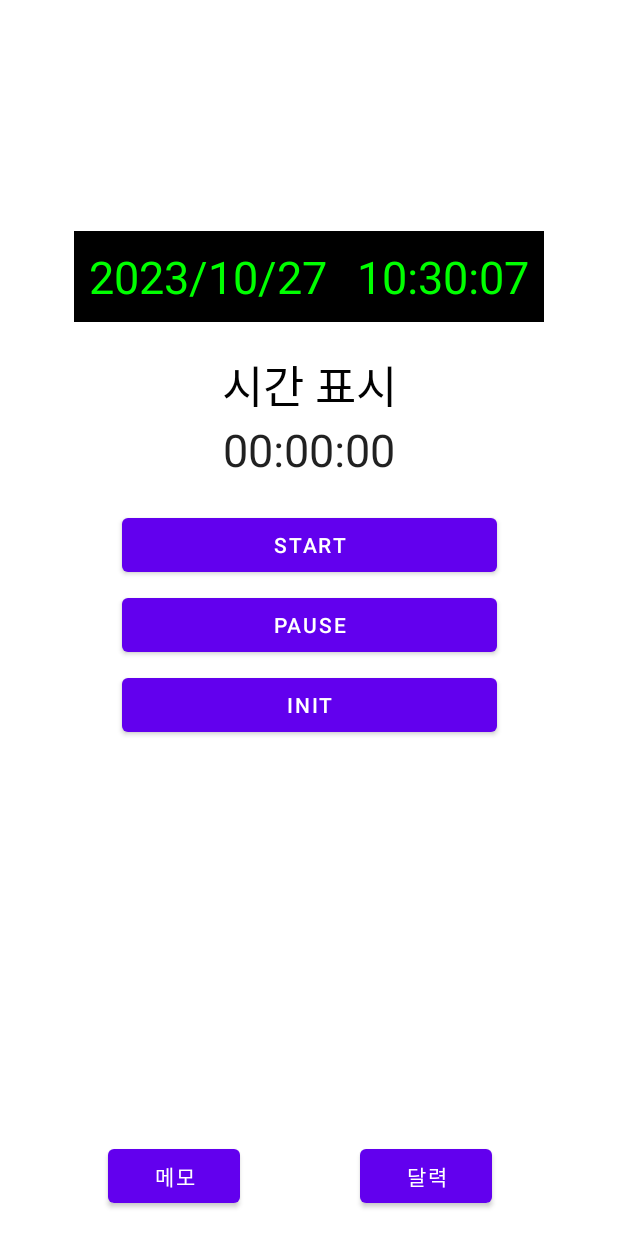
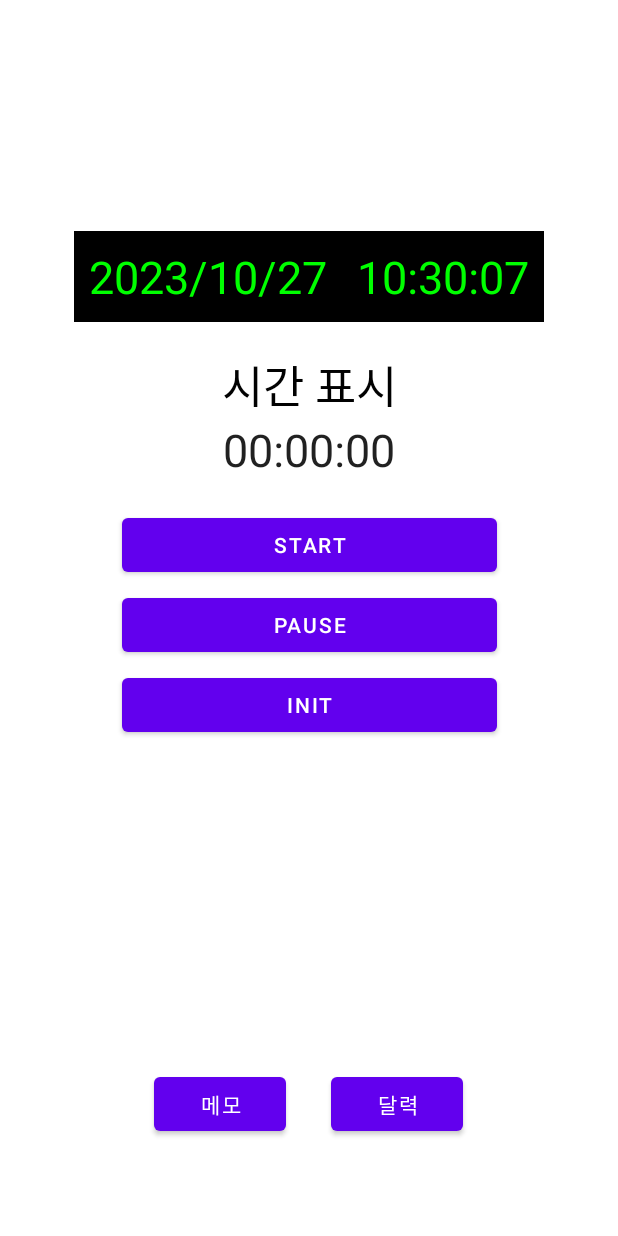
Before and after one commit to HBNU-SWUNIV/come-capstone23-team-1, an Android app: the screen it shows after launch (MainActivity), on a phone screen of 412 x 824 dp. Run offline under Robolectric (Android 15) with nearby library versions, the phone set to English and light mode, and no system bars.

Commit message:
Linear Layout으로 변경

```diff
--- a/003 Code/Android/app/src/main/res/layout/activity_main.xml
+++ b/003 Code/Android/app/src/main/res/layout/activity_main.xml
@@ -10,6 +10,7 @@
     tools:layout_editor_absoluteY="0dp">
 
     <LinearLayout
+        android:id="@+id/linearLayout3"
         android:layout_width="410dp"
         android:layout_height="648dp"
         android:gravity="center"
@@ -93,26 +94,41 @@
 
     </LinearLayout>
 
+    <LinearLayout
+        android:layout_width="412dp"
+        android:layout_height="76dp"
+        app:layout_constraintBottom_toBottomOf="parent"
+        app:layout_constraintEnd_toEndOf="parent"
+        app:layout_constraintStart_toStartOf="parent"
+        app:layout_constraintTop_toBottomOf="@+id/linearLayout3"
+        android:orientation="horizontal"
+        android:gravity="center">
+
 
         <Button
             android:id="@+id/MemoButton"
+            android:layout_marginEnd="30dp"
             android:layout_width="wrap_content"
             android:layout_height="wrap_content"
-        android:layout_marginEnd="80dp"
-        android:layout_marginBottom="16dp"
             android:text="메모"
-        app:layout_constraintBottom_toBottomOf="parent"
-        app:layout_constraintEnd_toStartOf="@+id/CalendarButton" />
+            tools:layout_editor_absoluteX="71dp"
+            tools:layout_editor_absoluteY="667dp"/>
 
         <Button
             android:id="@+id/CalendarButton"
             android:layout_width="wrap_content"
             android:layout_height="wrap_content"
-        android:layout_marginEnd="84dp"
-        android:layout_marginBottom="16dp"
             android:text="달력"
-        app:layout_constraintBottom_toBottomOf="parent"
-        app:layout_constraintEnd_toEndOf="parent" />
+            tools:layout_editor_absoluteX="239dp"
+            tools:layout_editor_absoluteY="667dp"/>
+
+    </LinearLayout>
+
+
+
+
+
+
 
 
 </androidx.constraintlayout.widget.ConstraintLayout>
```
Lines whose indentation alone changed are shown as unchanged.
